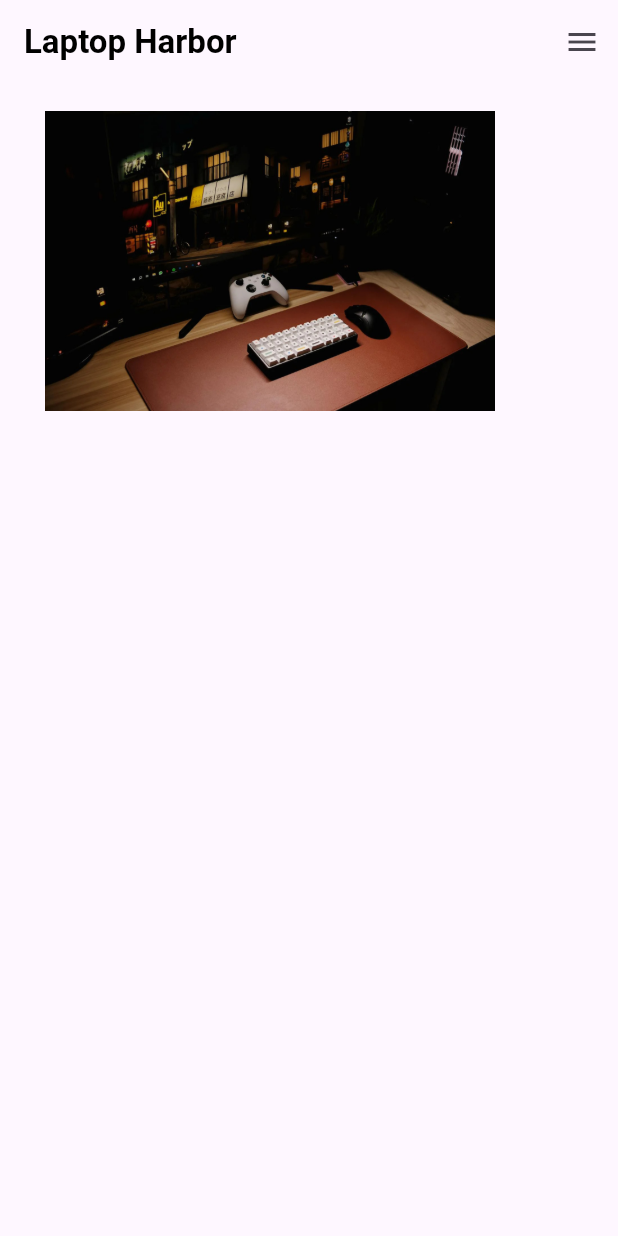
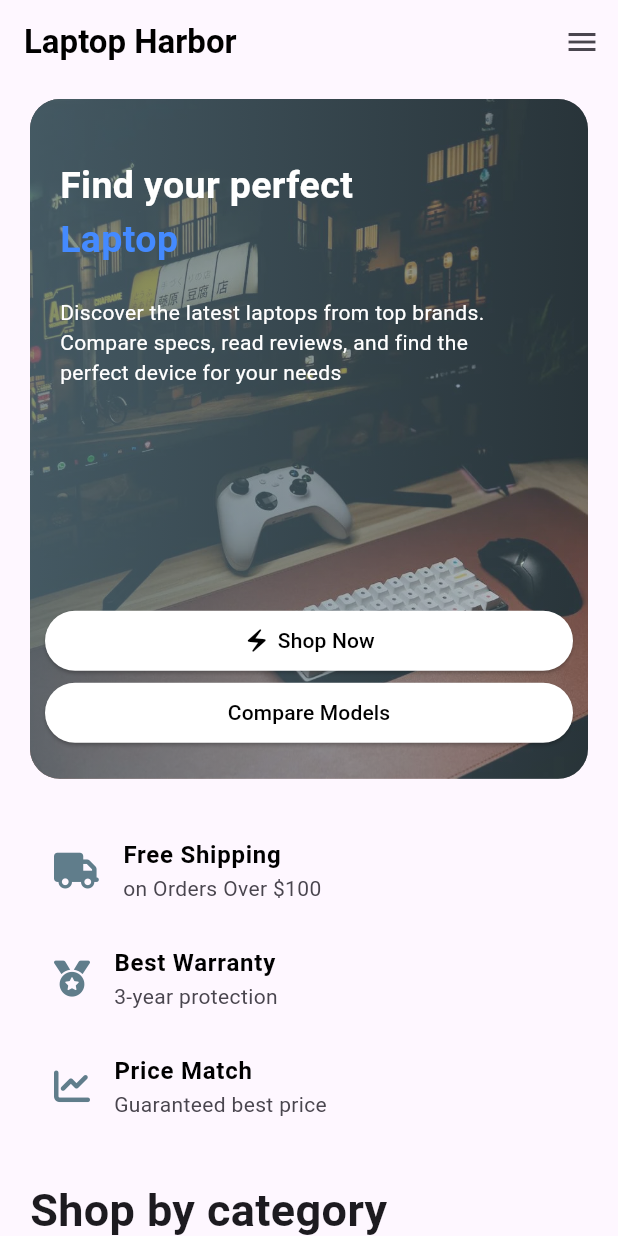
Before and after one commit to HabeebEttu/laptop_harbour, a Flutter app: the screen it shows after launch, on a phone screen of 412 x 824 dp. Run offline on Flutter 3.47's test engine with Material 3 defaults, Android fonts, the phone set to English and light mode, and no system bars; our stand-ins replace font_awesome_flutter.

Commit message:
Add HomePage components and update dependencies
- Implemented HeroComponent and Stats components for enhanced UI.
- Created BrowseCategory component for category display.
- Updated pubspec.yaml to include font_awesome_flutter and smooth_page_indicator dependencies.
- Enhanced .gitignore to exclude environment variable files.

```diff
--- /dev/null
+++ b/lib/components/browse_category.dart
@@ -0,0 +1,54 @@
+import 'package:font_awesome_flutter/font_awesome_flutter.dart';
+import 'package:flutter/material.dart';
+class BrowseCategory extends StatelessWidget {
+  const BrowseCategory({
+    super.key,
+    required this.height,
+    required this.categoryData,
+  });
+
+  final double height;
+  final List<Map<String, dynamic>> categoryData;
+
+  @override
+  Widget build(BuildContext context) {
+    return SizedBox(
+      height: height * 0.5,
+      child: GridView.builder(
+        gridDelegate: SliverGridDelegateWithFixedCrossAxisCount(
+          crossAxisCount: 2,
+          crossAxisSpacing: 16,
+          mainAxisSpacing: 14,
+        ),
+        itemCount: categoryData.length,
+
+        itemBuilder: (context, index) {
+          dynamic category = categoryData[index];
+          return Container(
+            decoration: BoxDecoration(
+              border: BoxBorder.all(
+                style: BorderStyle.solid,
+                color: Colors.grey[400]!,
+              ),
+              borderRadius: BorderRadius.circular(10),
+              color: Colors.white,
+            ),
+            child: Column(
+              mainAxisAlignment: MainAxisAlignment.center,
+              mainAxisSize: MainAxisSize.min,
+              children: [
+                FaIcon(FontAwesomeIcons.laptop, size: 31,color: Colors.grey[400],),
+                Text(category['name'], style: TextStyle(fontSize: 16, fontWeight: FontWeight.bold)),
+                Text(
+                  '${category['amount']} models',
+                  style: TextStyle(fontSize: 16),
+
+                ),
+              ],
+            ),
+          );
+        },
+      ),
+    );
+  }
+}
--- /dev/null
+++ b/lib/components/hero_component.dart
@@ -0,0 +1,146 @@
+import 'package:flutter/material.dart';
+
+class HeroComponent extends StatelessWidget {
+  const HeroComponent({super.key, required this.heroData});
+
+  final List<Map<String, dynamic>> heroData;
+
+  @override
+  Widget build(BuildContext context) {
+    return SizedBox(
+      height: MediaQuery.of(context).size.height * 0.55,
+      width: MediaQuery.of(context).size.width * 0.95,
+      child: PageView.builder(
+        itemCount: heroData.length,
+        itemBuilder: (context, index) {
+          dynamic hero  = heroData[index];
+          return Stack(
+            children: [
+              Container(
+                width: MediaQuery.of(context).size.width * 0.95,
+                decoration: BoxDecoration(
+                  image: DecorationImage(
+                    image: AssetImage(hero['image']),
+                    fit: BoxFit.cover,
+                  ),
+                  borderRadius: BorderRadius.circular(20),
+                ),
+                child: Container(
+                  decoration: BoxDecoration(
+                    borderRadius: BorderRadius.circular(20),
+                    gradient: LinearGradient(
+                      begin: Alignment.centerLeft,
+                      end: Alignment.centerRight,
+                      colors: [
+                        Colors.blueGrey.withOpacity(0.7),
+                        Colors.blueGrey.withOpacity(0.4),
+                      ],
+                    ),
+                  ),
+                ),
+              ),
+              Positioned(
+                top: 40,
+                left: 20,
+
+                child: Column(
+                  crossAxisAlignment: CrossAxisAlignment.start,
+                  children: [
+                    Text(
+                      hero['text1'],
+                      style: TextStyle(
+                        color: Colors.white,
+                        fontSize: 25,
+                        fontWeight: FontWeight.bold,
+                      ),
+                    ),
+                    Text(
+                      hero['text2'],
+                      style: TextStyle(
+                        color: Colors.blueAccent,
+                        fontSize: 25,
+                        fontWeight: FontWeight.bold,
+                      ),
+                    ),
+                    SizedBox(height: 20),
+                    SizedBox(
+                      width: 300,
+                      child: Text(
+                       hero['text3'],
+                        style: TextStyle(color: Colors.white),
+                      ),
+                    ),
+                  ],
+                ),
+              ),
+              Positioned(
+                bottom: 20,
+                left: 10,
+                right: 10,
+                child: Wrap(
+                  // crossAxisAlignment: CrossAxisAlignment.start,
+
+                  children: [
+                    SizedBox(
+                      // width: double.infinity,
+                      child: ElevatedButton(
+                        onPressed: () {},
+                        style: ElevatedButton.styleFrom(
+                          backgroundColor: const Color.fromRGBO(
+                            255,
+                            255,
+                            255,
+                            1,
+                          ),
+                          shape: StadiumBorder(),
+                        ),
+                        child: Padding(
+                          padding: const EdgeInsets.symmetric(horizontal: 40),
+                          child: Row(
+                            mainAxisAlignment: MainAxisAlignment.center,
+                            spacing: 5,
+                            children: [
+                              Icon(
+                                Icons.electric_bolt_outlined,
+                                color: Colors.black,
+                              ),
+                              Text(
+                                'Shop Now',
+                                style: TextStyle(color: Colors.black),
+                              ),
+                            ],
+                          ),
+                        ),
+                      ),
+                    ),
+                    SizedBox(height: 10),
+                    ElevatedButton(
+                      onPressed: () {},
+
+                      style: ButtonStyle(
+                        padding: MaterialStateProperty.all(EdgeInsets.all(0)),
+                        backgroundColor: MaterialStateProperty.all(Colors.white,),),
+                      child: Padding(
+                        padding: const EdgeInsets.symmetric(horizontal: 40),
+                        child: Row(
+                          mainAxisAlignment: MainAxisAlignment.center,
+                          spacing: 5,
+                          children: [
+                            Text(
+                              'Compare Models',
+                              style: TextStyle(color: Colors.black),
+                            ),
+                          ],
+                        ),
+                      ),
+                    ),
+                  ],
+                ),
+              ),
+            ],
+          );
+        },
+      ),
+    );
+  }
+}
--- /dev/null
+++ b/lib/components/stats.dart
@@ -0,0 +1,25 @@
+import 'package:flutter/material.dart';
+import 'package:font_awesome_flutter/font_awesome_flutter.dart';
+class Stats extends StatelessWidget {
+  const Stats({super.key, required this.statData});
+
+  final List<Map<String, dynamic>> statData;
+
+  @override
+  Widget build(BuildContext context) {
+    return Column(
+      children: List.generate(statData.length, (index) {
+        dynamic stat = statData[index];
+
+        return ListTile(
+          leading: FaIcon(stat['icon'], color: Colors.blueGrey),
+          title: Text(
+            stat['title'],
+            style: TextStyle(color: Colors.black, fontWeight: FontWeight.bold),
+          ),
+          subtitle: Text(stat['subtitle']),
+        );
+      }),
+    );
+  }
+}
--- a/lib/pages/home_page.dart
+++ b/lib/pages/home_page.dart
@@ -1,30 +1,166 @@
 import 'package:flutter/material.dart';
+import 'package:font_awesome_flutter/font_awesome_flutter.dart';
+import 'package:laptop_harbour/components/browse_category.dart';
 import 'package:laptop_harbour/components/header.dart';
+import 'package:laptop_harbour/components/hero_component.dart';
+import 'package:laptop_harbour/components/stats.dart';
 
 class HomePage extends StatelessWidget {
   const HomePage({super.key});
 
   @override
   Widget build(BuildContext context) {
-    List<String> images = [
-      'assets/images/page1.jpg',
-      'assets/images/page2.jpg',
-      'assets/images/page3.jpg'
+    List<Map<String, dynamic>> heroData = [
+      {
+        'text1': 'Find your perfect',
+        'text2': 'Laptop',
+        'text3':
+            'Discover the latest laptops from top brands. Compare specs, read reviews, and find the perfect device for your needs',
+        'image': 'assets/images/page1.jpg',
+      },
+      {
+        'text1': 'Unleash your',
+        'text2': 'Gaming',
+        'text3':
+            'Experience ultimate performance with gaming laptops featuring the latest graphics cards and processors.',
+        'image': 'assets/images/page2.jpg',
+      },
+      {
+        'text1': 'Profesional',
+        'text2': 'Productivity',
+        'text3':
+            'Boost your productivity with business laptops designed for productivity and creative workflows',
+        'image': 'assets/images/page3.jpg',
+      },
     ];
+    List<Map<String, dynamic>> statData = [
+      {
+        'icon': FontAwesomeIcons.truck,
+        'title': 'Free Shipping',
+        'subtitle': r'on Orders Over $100',
+      },
+      {
+        'icon': FontAwesomeIcons.medal,
+        'title': 'Best Warranty',
+        'subtitle': r'3-year protection',
+      },
+      {
+        'icon': FontAwesomeIcons.chartLine,
+        'title': 'Price Match',
+        'subtitle': r'Guaranteed best price',
+      },
+    ];
+    List<Map<String, dynamic>> categoryData = [
+      {'name': 'Gaming', 'amount': 234},
+      {'name': 'Creator', 'amount': 254},
+      {'name': 'Budget', 'amount': 203},
+      {'name': 'Ultrabook', 'amount': 54},
+      {'name': 'Business', 'amount': 123},
+    ];
+    double width = MediaQuery.of(context).size.width;
+    double height = MediaQuery.of(context).size.height;
     return Scaffold(
       appBar: Header(),
-      body: Padding(
-        padding: const EdgeInsets.symmetric(horizontal: 30,vertical:18),
-        child: SizedBox(
-          height: MediaQuery.of(context).size.height * 0.65,
-          width: MediaQuery.of(context).size.width *0.8,
-          child: PageView.builder(
-            itemCount: 3,
-            itemBuilder: (context, index) {
-              return Stack(
-                children: [Image(image: AssetImage(images[index]),fit: BoxFit.contain,height: 200,)],
-              );
-            },
+      body: SafeArea(
+        child: SingleChildScrollView(
+          child: Padding(
+            padding: const EdgeInsets.symmetric(horizontal: 20, vertical: 10),
+            child: Center(
+              child: Column(
+                mainAxisAlignment: MainAxisAlignment.start,
+                children: [
+                  HeroComponent(heroData: heroData),
+                  SizedBox(height: 25),
+                  Stats(statData: statData),
+                  SizedBox(height: 25),
+                  Column(
+                    children: [
+                      Row(
+                        mainAxisAlignment: MainAxisAlignment.start,
+                        children: [
+                          Text(
+                            'Shop by category',
+                            style: TextStyle(
+                              fontWeight: FontWeight.bold,
+                              fontSize: 30,
+                            ),
+                          ),
+                        ],
+                      ),
+                      SizedBox(height: 10),
+                      BrowseCategory(
+                        height: height,
+                        categoryData: categoryData,
+                      ),
+                      SizedBox(height: 10),
+                      Column(
+                        children: [
+                          Row(
+                            mainAxisAlignment: MainAxisAlignment.spaceBetween,
+                            children: [
+                              Text(
+                                'Browse Laptops',
+                                style: TextStyle(
+                                  fontWeight: FontWeight.bold,
+                                  fontSize: 28,
+                                ),
+                              ),
+                              Row(
+                                children: [
+                                  IconButton(
+                                    onPressed: () {},
+                                    icon: Icon(Icons.grid_on_outlined),
+                                    style: IconButton.styleFrom(
+                                      backgroundColor: Colors.white,
+                                      shape: RoundedRectangleBorder(
+                                        borderRadius: BorderRadius.circular(10),
+                                        side: BorderSide(
+                                          color: Colors.grey[400]!,
+                                          width: 0.75,
+                                        ),
+                                      ),
+                                    ),
+                                  ),
+                                  SizedBox(width: 10),
+                                  IconButton(
+                                    onPressed: () {},
+                                    icon: Icon(Icons.list),
+                                    style: IconButton.styleFrom(
+                                      backgroundColor: Colors.white,
+                                      shape: RoundedRectangleBorder(
+                                        borderRadius: BorderRadius.circular(10),
+                                        side: BorderSide(
+                                          color: Colors.grey[400]!,
+                                          width: 0.75,
+                                        ),
+                                      ),
+                                    ),
+                                  ),
+                                ],
+                              ),
+                            ],
+                          ),
+                          SizedBox(height: 10),
+                          Card(
+                            child: Padding(
+                              padding: EdgeInsetsGeometry.symmetric(
+                                horizontal: 15,
+                                vertical: 25,
+                              ),
+                              child: Column(children: [
+                                Row(
+                                  children: [Icon(Icons.tune)],
+                                )
+                              ],),
+                            ),
+                          ),
+                        ],
+                      ),
+                    ],
+                  ),
+                ],
+              ),
+            ),
           ),
         ),
       ),
--- a/pubspec.yaml
+++ b/pubspec.yaml
@@ -34,6 +34,8 @@ dependencies:
   # The following adds the Cupertino Icons font to your application.
   # Use with the CupertinoIcons class for iOS style icons.
   cupertino_icons: ^1.0.8
+  smooth_page_indicator: ^1.2.1
+  font_awesome_flutter: ^10.8.0
 
 dev_dependencies:
   flutter_test:
```
Also changed, not shown: pubspec.lock, 1 other file.
